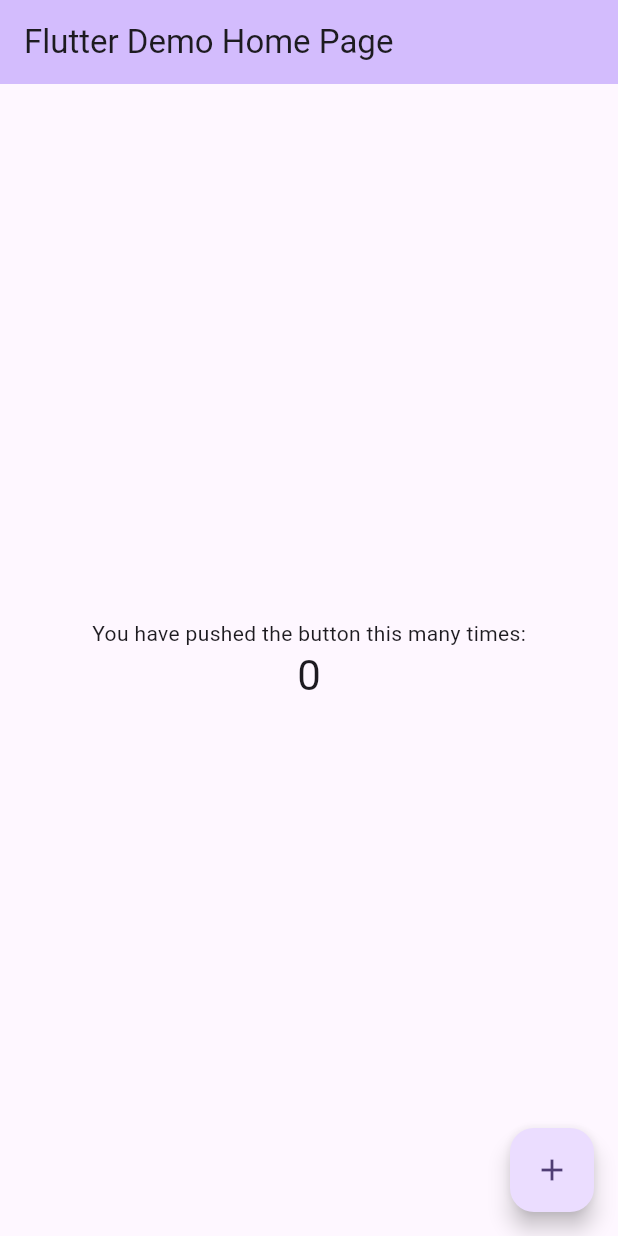
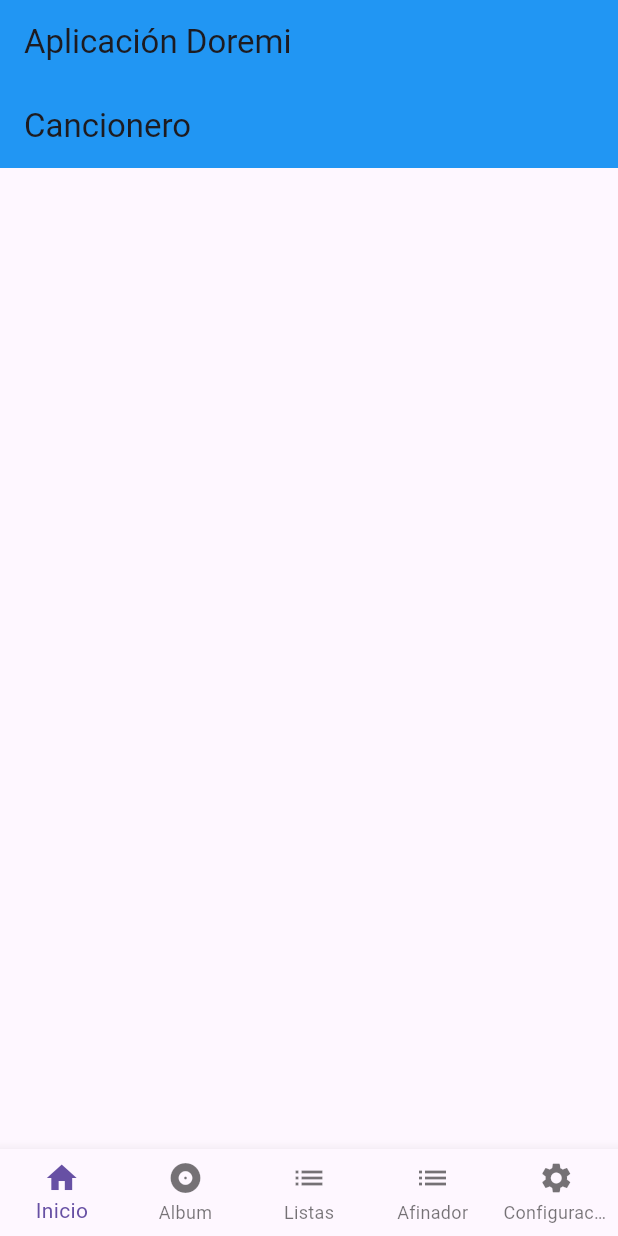
Before and after one commit to Lo32nz1/doremi, a Flutter app: the screen it shows after launch, on a phone screen of 412 x 824 dp. Run offline on Flutter 3.47's test engine with Material 3 defaults, Android fonts, the phone set to English and light mode, and no system bars.

Commit message:
Update: Inicio del proyecto

```diff
--- a/lib/main.dart
+++ b/lib/main.dart
@@ -1,121 +1,52 @@
 import 'package:flutter/material.dart';
+import 'package:doremi/screens/songBook_screen.dart';
+import 'package:doremi/screens/perfil_screen.dart';
 
 void main() {
-  runApp(const MyApp());
+  runApp(const MaterialApp(home: CarcasaBase()));
 }
 
-class MyApp extends StatelessWidget {
-  const MyApp({super.key});
+class CarcasaBase extends StatefulWidget {
+  const CarcasaBase({super.key});
 
-  // This widget is the root of your application.
   @override
-  Widget build(BuildContext context) {
-    return MaterialApp(
-      title: 'Flutter Demo',
-      theme: ThemeData(
-        // This is the theme of your application.
-        //
-        // TRY THIS: Try running your application with "flutter run". You'll see
-        // the application has a purple toolbar. Then, without quitting the app,
-        // try changing the seedColor in the colorScheme below to Colors.green
-        // and then invoke "hot reload" (save your changes or press the "hot
-        // reload" button in a Flutter-supported IDE, or press "r" if you used
-        // the command line to start the app).
-        //
-        // Notice that the counter didn't reset back to zero; the application
-        // state is not lost during the reload. To reset the state, use hot
-        // restart instead.
-        //
-        // This works for code too, not just values: Most code changes can be
-        // tested with just a hot reload.
-        colorScheme: .fromSeed(seedColor: Colors.deepPurple),
-      ),
-      home: const MyHomePage(title: 'Flutter Demo Home Page'),
-    );
-  }
+  State<CarcasaBase> createState() => _CarcasaBaseState();
 }
 
-class MyHomePage extends StatefulWidget {
-  const MyHomePage({super.key, required this.title});
+class _CarcasaBaseState extends State<CarcasaBase> {
+  int _indiceActual = 0;
 
-  // This widget is the home page of your application. It is stateful, meaning
-  // that it has a State object (defined below) that contains fields that affect
-  // how it looks.
-
-  // This class is the configuration for the state. It holds the values (in this
-  // case the title) provided by the parent (in this case the App widget) and
-  // used by the build method of the State. Fields in a Widget subclass are
-  // always marked "final".
-
-  final String title;
-
-  @override
-  State<MyHomePage> createState() => _MyHomePageState();
-}
-
-class _MyHomePageState extends State<MyHomePage> {
-  int _counter = 0;
-
-  void _incrementCounter() {
-    setState(() {
-      // This call to setState tells the Flutter framework that something has
-      // changed in this State, which causes it to rerun the build method below
-      // so that the display can reflect the updated values. If we changed
-      // _counter without calling setState(), then the build method would not be
-      // called again, and so nothing would appear to happen.
-      _counter++;
-    });
-  }
+  final List<Widget> _pantallas = [
+    const SongBookScreen(),
+    const Center(child: Text('Contenido de Album', style: TextStyle(fontSize: 24))),
+    const Center(child: Text('Contenido de las Listas', style: TextStyle(fontSize: 24))),
+    const Center(child: Text('Contenido de Afinador', style: TextStyle(fontSize: 24))),
+    const PerfilScreen(),
+  ];
 
   @override
   Widget build(BuildContext context) {
-    // This method is rerun every time setState is called, for instance as done
-    // by the _incrementCounter method above.
-    //
-    // The Flutter framework has been optimized to make rerunning build methods
-    // fast, so that you can just rebuild anything that needs updating rather
-    // than having to individually change instances of widgets.
     return Scaffold(
       appBar: AppBar(
-        // TRY THIS: Try changing the color here to a specific color (to
-        // Colors.amber, perhaps?) and trigger a hot reload to see the AppBar
-        // change color while the other colors stay the same.
-        backgroundColor: Theme.of(context).colorScheme.inversePrimary,
-        // Here we take the value from the MyHomePage object that was created by
-        // the App.build method, and use it to set our appbar title.
-        title: Text(widget.title),
+        title: const Text('Aplicación Doremi'),
+        backgroundColor: Colors.blue,
       ),
-      body: Center(
-        // Center is a layout widget. It takes a single child and positions it
-        // in the middle of the parent.
-        child: Column(
-          // Column is also a layout widget. It takes a list of children and
-          // arranges them vertically. By default, it sizes itself to fit its
-          // children horizontally, and tries to be as tall as its parent.
-          //
-          // Column has various properties to control how it sizes itself and
-          // how it positions its children. Here we use mainAxisAlignment to
-          // center the children vertically; the main axis here is the vertical
-          // axis because Columns are vertical (the cross axis would be
-          // horizontal).
-          //
-          // TRY THIS: Invoke "debug painting" (choose the "Toggle Debug Paint"
-          // action in the IDE, or press "p" in the console), to see the
-          // wireframe for each widget.
-          mainAxisAlignment: .center,
-          children: [
-            const Text('You have pushed the button this many times:'),
-            Text(
-              '$_counter',
-              style: Theme.of(context).textTheme.headlineMedium,
-            ),
-          ],
-        ),
-      ),
-      floatingActionButton: FloatingActionButton(
-        onPressed: _incrementCounter,
-        tooltip: 'Increment',
-        child: const Icon(Icons.add),
+      body: _pantallas[_indiceActual],
+      bottomNavigationBar: BottomNavigationBar(
+        type: BottomNavigationBarType.fixed,
+        currentIndex: _indiceActual,
+        onTap: (int nuevoIndice) {
+          setState(() {
+            _indiceActual = nuevoIndice;
+          });
+        },
+        items: const [
+          BottomNavigationBarItem(icon: Icon(Icons.home), label: 'Inicio'),
+          BottomNavigationBarItem(icon: Icon(Icons.album), label: 'Album'),
+          BottomNavigationBarItem(icon: Icon(Icons.list), label: 'Listas'),
+          BottomNavigationBarItem(icon: Icon(Icons.list), label: 'Afinador'),
+          BottomNavigationBarItem(icon: Icon(Icons.settings), label: 'Configuración'),
+        ],
       ),
     );
   }
--- /dev/null
+++ b/lib/screens/perfil_screen.dart
@@ -0,0 +1,31 @@
+import 'package:flutter/material.dart';
+
+class PerfilScreen extends StatelessWidget {
+    const PerfilScreen({super.key});
+
+    @override
+    Widget build(BuildContext context) {
+        return Container(
+            child: Column(
+                mainAxisAlignment: MainAxisAlignment.center,
+                children: [
+                    Row(
+                        mainAxisAlignment: MainAxisAlignment.center,
+                        children: const [
+                            Text('Contenido de Perfil', style: TextStyle(fontSize: 24)),
+                            Text('Contenido de Perfil', style: TextStyle(fontSize: 24)),
+                        ],
+                    ),
+                    const SizedBox(height: 20), // Espaciador opcional
+                    Column(
+                        mainAxisAlignment: MainAxisAlignment.center,
+                        children: const [
+                            Text('Contenido de Perfil', style: TextStyle(fontSize: 24)),
+                            Text('Contenido de Perfil', style: TextStyle(fontSize: 24)),
+                        ],
+                    ),
+                ],
+            )
+        );
+    }
+}
--- /dev/null
+++ b/lib/screens/songBook_screen.dart
@@ -0,0 +1,15 @@
+import 'package:flutter/material.dart';
+
+class SongBookScreen extends StatelessWidget {
+    const SongBookScreen({super.key});
+
+    @override
+    Widget build(BuildContext context) {
+        return Scaffold(
+            appBar: AppBar(
+                title: const Text('Cancionero'),
+                backgroundColor: Colors.blue,
+            ),
+        );
+    }
+}
```
